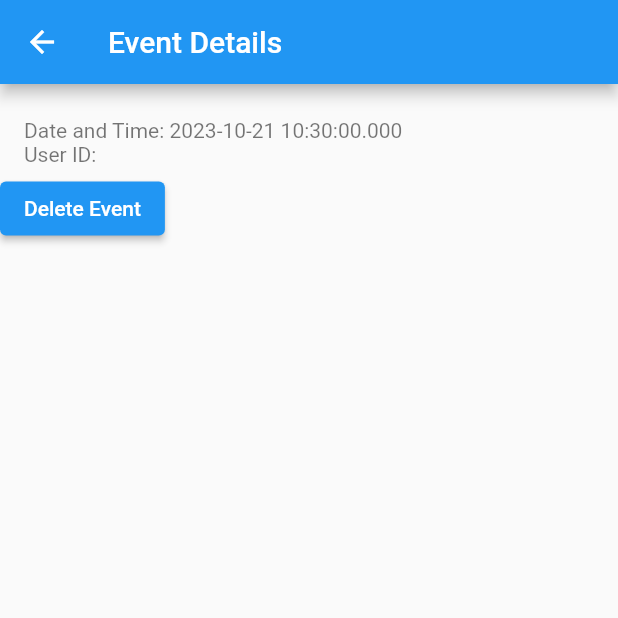
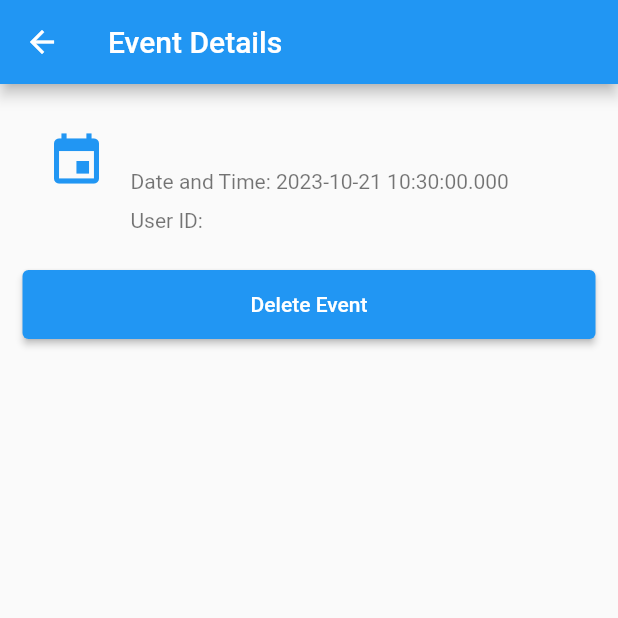
Before and after one commit to pgattic/neighbor_nexus, a Flutter app: the EventDetailPage screen opened directly with empty values, on a phone screen of 412 x 824 dp, the top half of it. Run offline on Flutter 3.47's test engine with Material 2 defaults, Android fonts, the phone set to English and light mode, and no system bars; our stand-ins replace cloud_firestore, firebase_auth, firebase_core, firebase_storage, fluttertoast, google_maps_flutter and 1 more; accounts and stored records are empty.

Commit message:
this is new ui

```diff
--- a/lib/event_view_screen.dart
+++ b/lib/event_view_screen.dart
@@ -5,10 +5,7 @@ import 'package:neighbor_nexus/firebase/auth_provider.dart';
 import 'package:provider/provider.dart';
 
 class EventDetailPage extends StatelessWidget {
-  final Event event; // Event object
-
-
-
+  final Event event;
 
   EventDetailPage({
     required this.event,
@@ -22,52 +19,89 @@ class EventDetailPage extends StatelessWidget {
     return Scaffold(
       appBar: AppBar(
         title: Text('Event Details'),
+        backgroundColor: Colors.blue,
       ),
-      body: Column(
+      body: Padding(
+        padding: const EdgeInsets.all(15.0),
+        child: Column(
           crossAxisAlignment: CrossAxisAlignment.start,
           children: <Widget>[
             ListTile(
-            title: Text(event.title),
+              leading: Icon(Icons.event, color: Colors.blue, size: 40.0),
+              title: Text(
+                event.title,
+                style: TextStyle(fontSize: 24, fontWeight: FontWeight.bold),
+              ),
               subtitle: Column(
                 crossAxisAlignment: CrossAxisAlignment.start,
                 children: <Widget>[
+                  SizedBox(height: 10),
                   Text('Date and Time: ${event.dateTime.toString()}'),
+                  SizedBox(height: 10),
                   Text('User ID: ${event.userId}'),
                 ],
               ),
             ),
-          // Add any other event details you want to display here
-
+            SizedBox(height: 20),
             if (!isCurrentUserEventCreator)
               Expanded(
-              child: ChatScreen(recipientUid: event.userId,), // Show the chat screen if the user is not the event creator
+                child: ChatScreen(recipientUid: event.userId,),
               )
             else
-            ElevatedButton(
+              Container(
+                width: double.infinity,
+                child: ElevatedButton(
+                  style: ElevatedButton.styleFrom(
+                    primary: Colors.blue,
+                    padding: EdgeInsets.symmetric(vertical: 15),
+                  ),
+                  onPressed: () => _confirmDelete(context, event),
+                  child: Text('Delete Event'),
+                ),
+              ),
+          ],
+        ),
+      ),
+    );
+  }
+
+  void _confirmDelete(BuildContext context, Event event) {
+    showDialog(
+      context: context,
+      builder: (ctx) => AlertDialog(
+        title: Text("Delete Event"),
+        content: Text("Are you sure you want to delete this event?"),
+        actions: [
+          TextButton(
+            child: Text("Cancel"),
+            onPressed: () => Navigator.of(ctx).pop(),
+          ),
+          TextButton(
+            child: Text("Delete"),
             onPressed: () {
-                // Delete event logic here
-                onDeleteEvent(event,context);
+              onDeleteEvent(event, context);
+              Navigator.of(ctx).pop();
             },
-              child: Text('Delete Event'),
           ),
         ],
       ),
     );
   }
-}
 
-void onDeleteEvent(event,context) {
-  // Assuming you have a reference to your Firestore collection
+  void onDeleteEvent(Event event, BuildContext context) {
     final CollectionReference eventsCollection = FirebaseFirestore.instance.collection('events');
-
-  // Replace 'event.eventId' with the actual identifier you use for your events
     final eventDocRef = eventsCollection.doc(event.eventId);
 
     eventDocRef.delete().then((_) {
-    // Event successfully deleted, you can navigate back to the previous screen or perform other actions
       Navigator.pop(context);
     }).catchError((error) {
-    // Handle any errors that occur during the delete process
       print('Error deleting event: $error');
+      ScaffoldMessenger.of(context).showSnackBar(
+        SnackBar(
+          content: Text('Error deleting event. Please try again.'),
+          backgroundColor: Colors.red,
+        ),
+      );
     });
   }
+}
```
Lines whose indentation alone changed are shown as unchanged.
